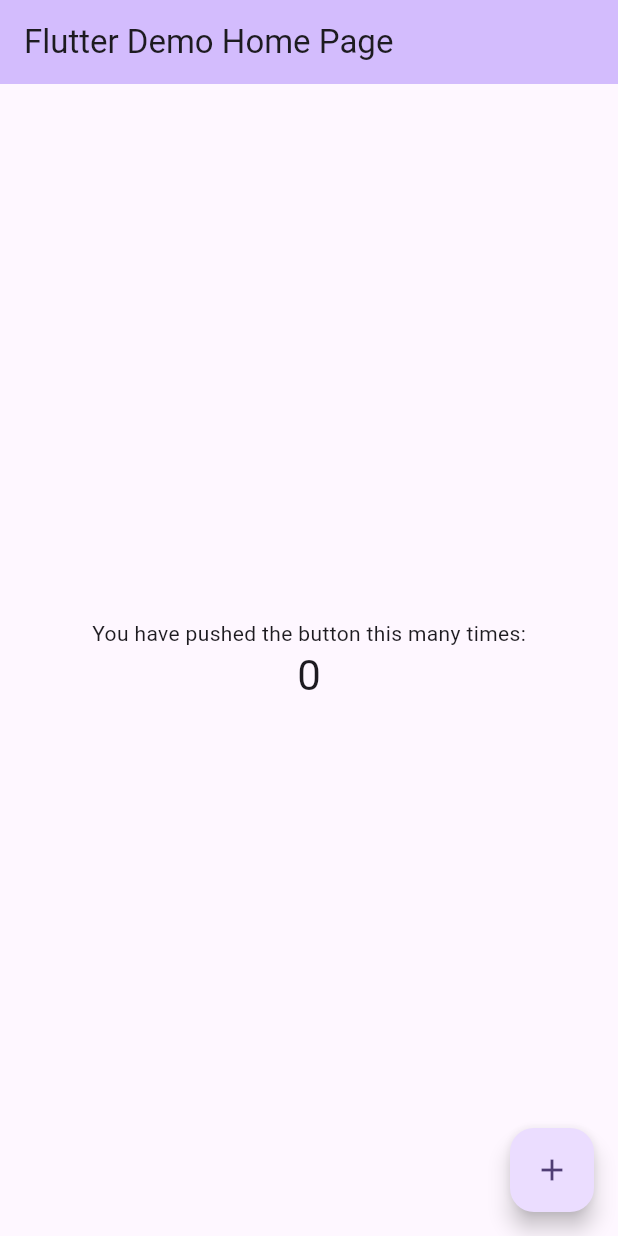
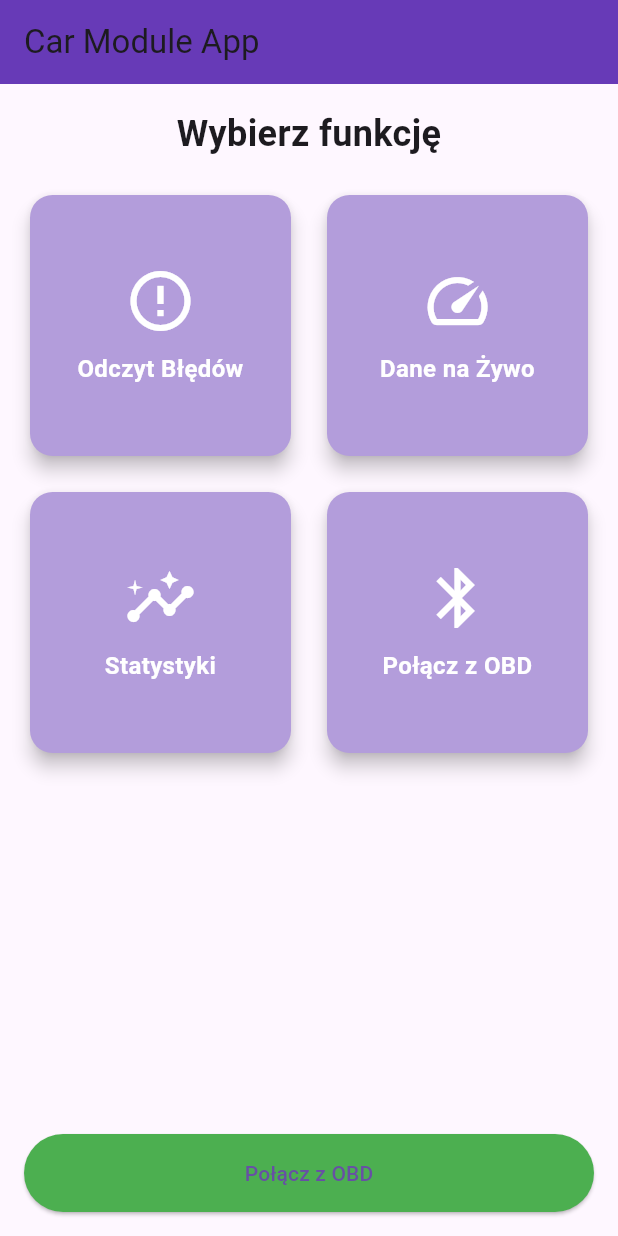
Before and after one commit to mateuszgrajner/car_module, a Flutter app: the screen it shows after launch, on a phone screen of 412 x 824 dp. Run offline on Flutter 3.47's test engine with Material 3 defaults, Android fonts, the light colour scheme and no system bars.

Commit message:
First steps

```diff
--- /dev/null
+++ b/car_module/lib/home_screen.dart
@@ -0,0 +1,120 @@
+import 'package:flutter/material.dart';
+
+class HomeScreen extends StatelessWidget {
+  const HomeScreen({super.key});
+
+  @override
+  Widget build(BuildContext context) {
+    return Scaffold(
+      appBar: AppBar(
+        title: const Text('Car Module App'),
+        backgroundColor: Colors.deepPurple,
+      ),
+      body: Padding(
+        padding: const EdgeInsets.all(16.0),
+        child: Column(
+          crossAxisAlignment: CrossAxisAlignment.stretch,
+          children: [
+            // Tytuł sekcji
+            const Text(
+              'Wybierz funkcję',
+              style: TextStyle(
+                fontSize: 24.0,
+                fontWeight: FontWeight.bold,
+              ),
+              textAlign: TextAlign.center,
+            ),
+            const SizedBox(height: 20),
+            // Rząd z przyciskami opcji
+            Expanded(
+              child: GridView.count(
+                crossAxisCount: 2,
+                mainAxisSpacing: 16.0,
+                crossAxisSpacing: 16.0,
+                children: [
+                  _buildFeatureCard(
+                    context,
+                    icon: Icons.error_outline,
+                    label: 'Odczyt Błędów',
+                    onTap: () {
+                      // TODO: Dodaj nawigację do ekranu odczytu błędów
+                    },
+                  ),
+                  _buildFeatureCard(
+                    context,
+                    icon: Icons.speed,
+                    label: 'Dane na Żywo',
+                    onTap: () {
+                      // TODO: Dodaj nawigację do ekranu danych na żywo
+                    },
+                  ),
+                  _buildFeatureCard(
+                    context,
+                    icon: Icons.insights,
+                    label: 'Statystyki',
+                    onTap: () {
+                      // TODO: Dodaj nawigację do ekranu statystyk
+                    },
+                  ),
+                  _buildFeatureCard(
+                    context,
+                    icon: Icons.bluetooth,
+                    label: 'Połącz z OBD',
+                    onTap: () {
+                      // TODO: Dodaj nawigację do połączenia z modułem OBD
+                    },
+                  ),
+                ],
+              ),
+            ),
+            // Przyciski akcji na dole
+            ElevatedButton(
+              onPressed: () {
+                // TODO: Akcja połączenia z modułem OBD
+              },
+              style: ElevatedButton.styleFrom(
+                backgroundColor: Colors.green,
+                padding: const EdgeInsets.symmetric(vertical: 16.0),
+              ),
+              child: const Text('Połącz z OBD'),
+            ),
+          ],
+        ),
+      ),
+    );
+  }
+
+  Widget _buildFeatureCard(BuildContext context,
+      {required IconData icon,
+      required String label,
+      required Function() onTap}) {
+    return GestureDetector(
+      onTap: onTap,
+      child: Card(
+        color: Colors.deepPurple[200],
+        shape: RoundedRectangleBorder(
+          borderRadius: BorderRadius.circular(15.0),
+        ),
+        elevation: 5,
+        child: Center(
+          child: Column(
+            mainAxisAlignment: MainAxisAlignment.center,
+            children: [
+              Icon(icon, size: 48.0, color: Colors.white),
+              const SizedBox(height: 10),
+              Text(
+                label,
+                style: const TextStyle(
+                  fontSize: 16.0,
+                  color: Colors.white,
+                  fontWeight: FontWeight.bold,
+                ),
+                textAlign: TextAlign.center,
+              ),
+            ],
+          ),
+        ),
+      ),
+    );
+  }
+}
--- a/car_module/lib/main.dart
+++ b/car_module/lib/main.dart
@@ -1,4 +1,5 @@
 import 'package:flutter/material.dart';
+import 'home_screen.dart';
 
 void main() {
   runApp(const MyApp());
@@ -7,119 +8,15 @@
 class MyApp extends StatelessWidget {
   const MyApp({super.key});
 
-  // This widget is the root of your application.
   @override
   Widget build(BuildContext context) {
     return MaterialApp(
-      title: 'Flutter Demo',
+      title: 'Car Module App',
       theme: ThemeData(
-        // This is the theme of your application.
-        //
-        // TRY THIS: Try running your application with "flutter run". You'll see
-        // the application has a purple toolbar. Then, without quitting the app,
-        // try changing the seedColor in the colorScheme below to Colors.green
-        // and then invoke "hot reload" (save your changes or press the "hot
-        // reload" button in a Flutter-supported IDE, or press "r" if you used
-        // the command line to start the app).
-        //
-        // Notice that the counter didn't reset back to zero; the application
-        // state is not lost during the reload. To reset the state, use hot
-        // restart instead.
-        //
-        // This works for code too, not just values: Most code changes can be
-        // tested with just a hot reload.
-        colorScheme: ColorScheme.fromSeed(seedColor: Colors.deepPurple),
-        useMaterial3: true,
+        primarySwatch: Colors.deepPurple,
+        visualDensity: VisualDensity.adaptivePlatformDensity,
       ),
-      home: const MyHomePage(title: 'Flutter Demo Home Page'),
+      home: const HomeScreen(), // Ustawienie HomeScreen jako głównego ekranu
     );
   }
 }
-
-class MyHomePage extends StatefulWidget {
-  const MyHomePage({super.key, required this.title});
-
-  // This widget is the home page of your application. It is stateful, meaning
-  // that it has a State object (defined below) that contains fields that affect
-  // how it looks.
-
-  // This class is the configuration for the state. It holds the values (in this
-  // case the title) provided by the parent (in this case the App widget) and
-  // used by the build method of the State. Fields in a Widget subclass are
-  // always marked "final".
-
-  final String title;
-
-  @override
-  State<MyHomePage> createState() => _MyHomePageState();
-}
-
-class _MyHomePageState extends State<MyHomePage> {
-  int _counter = 0;
-
-  void _incrementCounter() {
-    setState(() {
-      // This call to setState tells the Flutter framework that something has
-      // changed in this State, which causes it to rerun the build method below
-      // so that the display can reflect the updated values. If we changed
-      // _counter without calling setState(), then the build method would not be
-      // called again, and so nothing would appear to happen.
-      _counter++;
-    });
-  }
-
-  @override
-  Widget build(BuildContext context) {
-    // This method is rerun every time setState is called, for instance as done
-    // by the _incrementCounter method above.
-    //
-    // The Flutter framework has been optimized to make rerunning build methods
-    // fast, so that you can just rebuild anything that needs updating rather
-    // than having to individually change instances of widgets.
-    return Scaffold(
-      appBar: AppBar(
-        // TRY THIS: Try changing the color here to a specific color (to
-        // Colors.amber, perhaps?) and trigger a hot reload to see the AppBar
-        // change color while the other colors stay the same.
-        backgroundColor: Theme.of(context).colorScheme.inversePrimary,
-        // Here we take the value from the MyHomePage object that was created by
-        // the App.build method, and use it to set our appbar title.
-        title: Text(widget.title),
-      ),
-      body: Center(
-        // Center is a layout widget. It takes a single child and positions it
-        // in the middle of the parent.
-        child: Column(
-          // Column is also a layout widget. It takes a list of children and
-          // arranges them vertically. By default, it sizes itself to fit its
-          // children horizontally, and tries to be as tall as its parent.
-          //
-          // Column has various properties to control how it sizes itself and
-          // how it positions its children. Here we use mainAxisAlignment to
-          // center the children vertically; the main axis here is the vertical
-          // axis because Columns are vertical (the cross axis would be
-          // horizontal).
-          //
-          // TRY THIS: Invoke "debug painting" (choose the "Toggle Debug Paint"
-          // action in the IDE, or press "p" in the console), to see the
-          // wireframe for each widget.
-          mainAxisAlignment: MainAxisAlignment.center,
-          children: <Widget>[
-            const Text(
-              'You have pushed the button this many times:',
-            ),
-            Text(
-              '$_counter',
-              style: Theme.of(context).textTheme.headlineMedium,
-            ),
-          ],
-        ),
-      ),
-      floatingActionButton: FloatingActionButton(
-        onPressed: _incrementCounter,
-        tooltip: 'Increment',
-        child: const Icon(Icons.add),
-      ), // This trailing comma makes auto-formatting nicer for build methods.
-    );
-  }
-}
```
